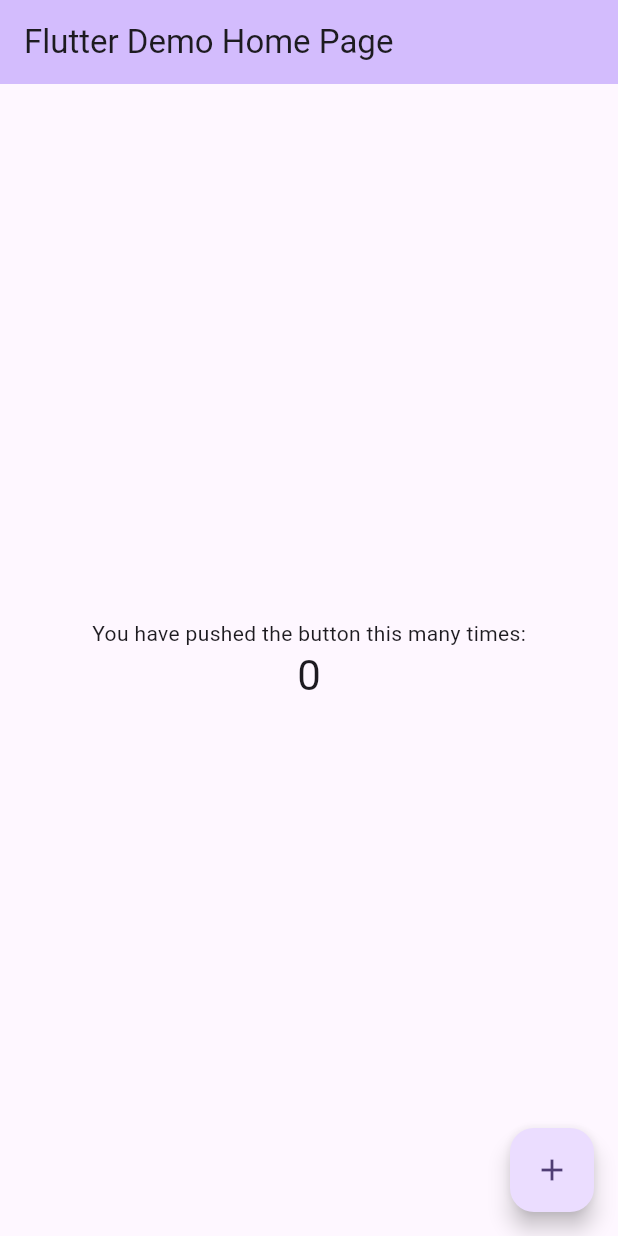
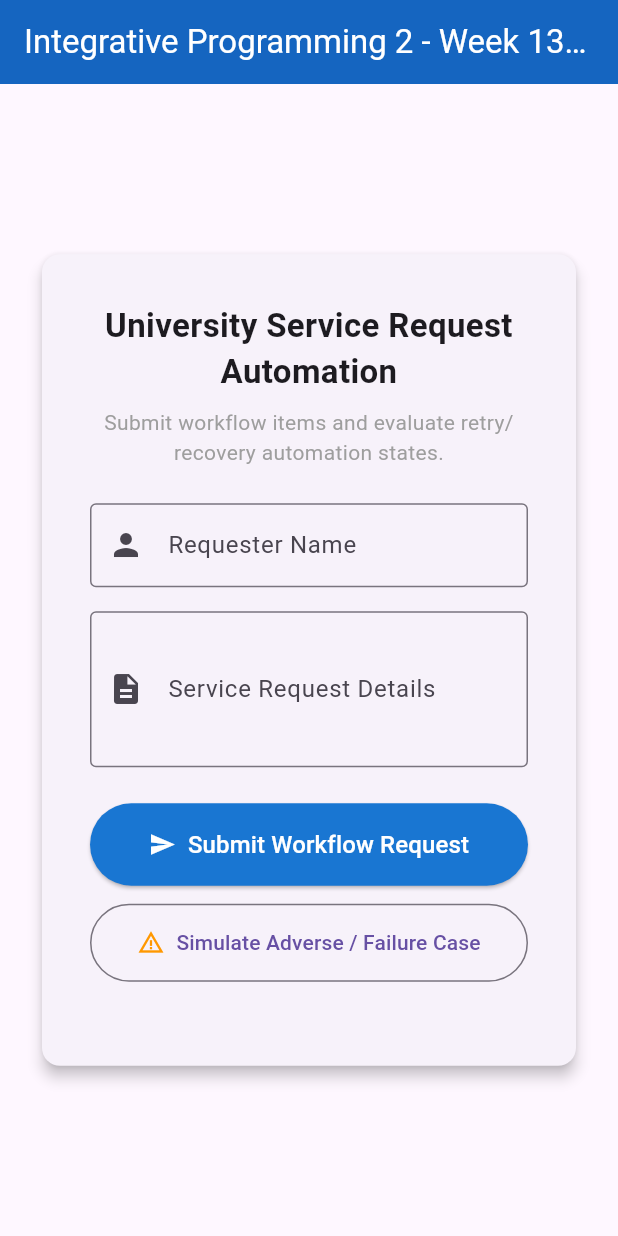
Before and after one commit to jhadelorenz650-650/pfebsit002-week13-university-service-request-automation, a Flutter app: the screen it shows after launch, on a phone screen of 412 x 824 dp. Run offline on Flutter 3.47's test engine with Material 3 defaults, Android fonts, the phone set to English and light mode, and no system bars.

Commit message:
Finalize Week 13 portfolio with success and adverse failure UI evidence

```diff
--- a/lib/main.dart
+++ b/lib/main.dart
@@ -1,121 +1,194 @@
 import 'package:flutter/material.dart';
 
 void main() {
-  runApp(const MyApp());
+  runApp(const WorkflowApp());
 }
 
-class MyApp extends StatelessWidget {
-  const MyApp({super.key});
+class WorkflowApp extends StatelessWidget {
+  const WorkflowApp({super.key});
 
-  // This widget is the root of your application.
   @override
   Widget build(BuildContext context) {
     return MaterialApp(
-      title: 'Flutter Demo',
+      title: 'PFEBSIT 002 Workflow Automation',
       theme: ThemeData(
-        // This is the theme of your application.
-        //
-        // TRY THIS: Try running your application with "flutter run". You'll see
-        // the application has a purple toolbar. Then, without quitting the app,
-        // try changing the seedColor in the colorScheme below to Colors.green
-        // and then invoke "hot reload" (save your changes or press the "hot
-        // reload" button in a Flutter-supported IDE, or press "r" if you used
-        // the command line to start the app).
-        //
-        // Notice that the counter didn't reset back to zero; the application
-        // state is not lost during the reload. To reset the state, use hot
-        // restart instead.
-        //
-        // This works for code too, not just values: Most code changes can be
-        // tested with just a hot reload.
-        colorScheme: .fromSeed(seedColor: Colors.deepPurple),
+        primarySwatch: Colors.blue,
+        useMaterial3: true,
       ),
-      home: const MyHomePage(title: 'Flutter Demo Home Page'),
+      home: const WorkflowHomePage(),
+      debugShowCheckedModeBanner: false,
     );
   }
 }
 
-class MyHomePage extends StatefulWidget {
-  const MyHomePage({super.key, required this.title});
-
-  // This widget is the home page of your application. It is stateful, meaning
-  // that it has a State object (defined below) that contains fields that affect
-  // how it looks.
-
-  // This class is the configuration for the state. It holds the values (in this
-  // case the title) provided by the parent (in this case the App widget) and
-  // used by the build method of the State. Fields in a Widget subclass are
-  // always marked "final".
-
-  final String title;
+class WorkflowHomePage extends StatefulWidget {
+  const WorkflowHomePage({super.key});
 
   @override
-  State<MyHomePage> createState() => _MyHomePageState();
+  State<WorkflowHomePage> createState() => _WorkflowHomePageState();
 }
 
-class _MyHomePageState extends State<MyHomePage> {
-  int _counter = 0;
+class _WorkflowHomePageState extends State<WorkflowHomePage> {
+  final _formKey = GlobalKey<FormState>();
+  final TextEditingController _nameController = TextEditingController();
+  final TextEditingController _requestController = TextEditingController();
 
-  void _incrementCounter() {
+  bool _isLoading = false;
+  String? _statusMessage;
+  bool _isError = false;
+
+  void _submitWorkflow() async {
+    if (_formKey.currentState!.validate()) {
+      setState(() {
+        _isLoading = true;
+        _statusMessage = "Connecting to automation pipeline & validating inputs...";
+        _isError = false;
+      });
+
+      await Future.delayed(const Duration(seconds: 2));
+
+      setState(() {
+        _isLoading = false;
+        _statusMessage = "Success: Request queued, validation passed, and notification dispatched!";
+        _isError = false;
+      });
+    }
+  }
+
+  void _simulateAdverseTest() async {
     setState(() {
-      // This call to setState tells the Flutter framework that something has
-      // changed in this State, which causes it to rerun the build method below
-      // so that the display can reflect the updated values. If we changed
-      // _counter without calling setState(), then the build method would not be
-      // called again, and so nothing would appear to happen.
-      _counter++;
+      _isLoading = true;
+      _statusMessage = "Simulating transient network failure & exponential backoff retry...";
+      _isError = false;
+    });
+
+    await Future.delayed(const Duration(seconds: 2));
+
+    setState(() {
+      _isLoading = false;
+      _statusMessage = "Adverse Test Caught: Transient error encountered. Retry limit reached; routed to Dead-Letter Queue for manual review.";
+      _isError = true;
     });
   }
 
   @override
   Widget build(BuildContext context) {
-    // This method is rerun every time setState is called, for instance as done
-    // by the _incrementCounter method above.
-    //
-    // The Flutter framework has been optimized to make rerunning build methods
-    // fast, so that you can just rebuild anything that needs updating rather
-    // than having to individually change instances of widgets.
     return Scaffold(
       appBar: AppBar(
-        // TRY THIS: Try changing the color here to a specific color (to
-        // Colors.amber, perhaps?) and trigger a hot reload to see the AppBar
-        // change color while the other colors stay the same.
-        backgroundColor: Theme.of(context).colorScheme.inversePrimary,
-        // Here we take the value from the MyHomePage object that was created by
-        // the App.build method, and use it to set our appbar title.
-        title: Text(widget.title),
+        title: const Text('Integrative Programming 2 - Week 13 Automation'),
+        backgroundColor: Colors.blue.shade800,
+        foregroundColor: Colors.white,
       ),
       body: Center(
-        // Center is a layout widget. It takes a single child and positions it
-        // in the middle of the parent.
-        child: Column(
-          // Column is also a layout widget. It takes a list of children and
-          // arranges them vertically. By default, it sizes itself to fit its
-          // children horizontally, and tries to be as tall as its parent.
-          //
-          // Column has various properties to control how it sizes itself and
-          // how it positions its children. Here we use mainAxisAlignment to
-          // center the children vertically; the main axis here is the vertical
-          // axis because Columns are vertical (the cross axis would be
-          // horizontal).
-          //
-          // TRY THIS: Invoke "debug painting" (choose the "Toggle Debug Paint"
-          // action in the IDE, or press "p" in the console), to see the
-          // wireframe for each widget.
-          mainAxisAlignment: .center,
-          children: [
-            const Text('You have pushed the button this many times:'),
-            Text(
-              '$_counter',
-              style: Theme.of(context).textTheme.headlineMedium,
+        child: SingleChildScrollView(
+          padding: const EdgeInsets.all(24.0),
+          child: Container(
+            constraints: const BoxConstraints(maxWidth: 600),
+            child: Card(
+              elevation: 4,
+              shape: RoundedRectangleBorder(borderRadius: BorderRadius.circular(12)),
+              child: Padding(
+                padding: const EdgeInsets.all(32.0),
+                child: Form(
+                  key: _formKey,
+                  child: Column(
+                    mainAxisSize: MainAxisSize.min,
+                    crossAxisAlignment: CrossAxisAlignment.stretch,
+                    children: [
+                      const Text(
+                        'University Service Request Automation',
+                        style: TextStyle(fontSize: 22, fontWeight: FontWeight.bold),
+                        textAlign: TextAlign.center,
+                      ),
+                      const SizedBox(height: 8),
+                      const Text(
+                        'Submit workflow items and evaluate retry/recovery automation states.',
+                        style: TextStyle(fontSize: 14, color: Colors.grey),
+                        textAlign: TextAlign.center,
+                      ),
+                      const SizedBox(height: 24),
+
+                      TextFormField(
+                        controller: _nameController,
+                        decoration: const InputDecoration(
+                          labelText: 'Requester Name',
+                          border: OutlineInputBorder(),
+                          prefixIcon: Icon(Icons.person),
+                        ),
+                        validator: (value) {
+                          if (value == null || value.isEmpty) {
+                            return 'Please enter the requester name.';
+                          }
+                          return null;
+                        },
+                      ),
+                      const SizedBox(height: 16),
+
+                      TextFormField(
+                        controller: _requestController,
+                        maxLines: 3,
+                        decoration: const InputDecoration(
+                          labelText: 'Service Request Details',
+                          border: OutlineInputBorder(),
+                          prefixIcon: Icon(Icons.description),
+                        ),
+                        validator: (value) {
+                          if (value == null || value.isEmpty) {
+                            return 'Please provide service request details.';
+                          }
+                          return null;
+                        },
+                      ),
+                      const SizedBox(height: 24),
+
+                      ElevatedButton.icon(
+                        onPressed: _isLoading ? null : _submitWorkflow,
+                        icon: const Icon(Icons.send),
+                        style: ElevatedButton.styleFrom(
+                          backgroundColor: Colors.blue.shade700,
+                          foregroundColor: Colors.white,
+                          padding: const EdgeInsets.symmetric(vertical: 16),
+                        ),
+                        label: const Text('Submit Workflow Request', style: TextStyle(fontSize: 16)),
+                      ),
+                      const SizedBox(height: 12),
+
+                      OutlinedButton.icon(
+                        onPressed: _isLoading ? null : _simulateAdverseTest,
+                        icon: const Icon(Icons.warning_amber, color: Colors.orange),
+                        style: OutlinedButton.styleFrom(
+                          padding: const EdgeInsets.symmetric(vertical: 16),
+                        ),
+                        label: const Text('Simulate Adverse / Failure Case'),
+                      ),
+                      const SizedBox(height: 24),
+
+                      if (_isLoading)
+                        const Center(child: CircularProgressIndicator())
+                      else if (_statusMessage != null)
+                        Container(
+                          padding: const EdgeInsets.all(12),
+                          decoration: BoxDecoration(
+                            color: _isError ? Colors.red.shade50 : Colors.green.shade50,
+                            border: Border.all(color: _isError ? Colors.red : Colors.green),
+                            borderRadius: BorderRadius.circular(8),
+                          ),
+                          child: Text(
+                            _statusMessage!,
+                            style: TextStyle(
+                              color: _isError ? Colors.red.shade800 : Colors.green.shade800,
+                              fontWeight: FontWeight.bold,
+                            ),
+                            textAlign: TextAlign.center,
+                          ),
+                        ),
+                    ],
+                  ),
+                ),
+              ),
             ),
-          ],
+          ),
         ),
-      ),
-      floatingActionButton: FloatingActionButton(
-        onPressed: _incrementCounter,
-        tooltip: 'Increment',
-        child: const Icon(Icons.add),
       ),
     );
   }
```
Also changed, not shown: evidence/flutter_evidence_png/Create_Workflow.png (added), evidence/flutter_evidence_png/Raw_UI.png (added), evidence/flutter_evidence_png/flutter_failure_ui.png (added), evidence/flutter_evidence_png/flutter_success_ui.png, 1 other file.
